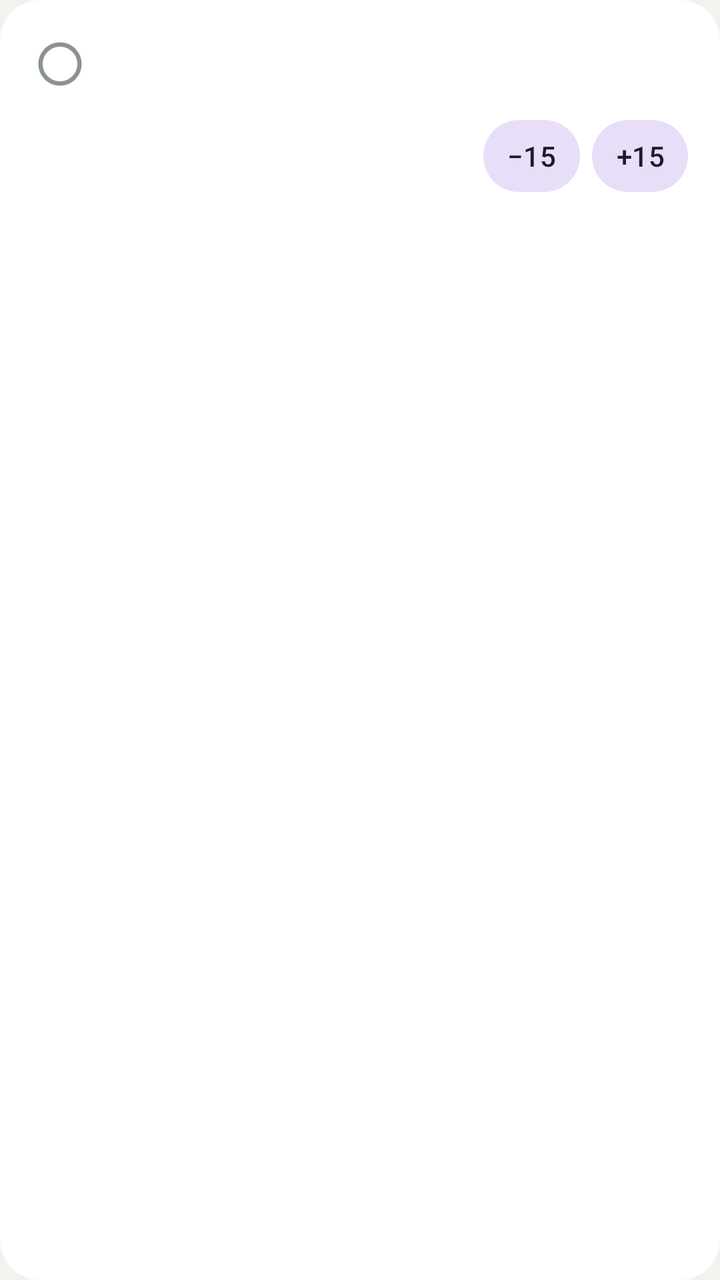
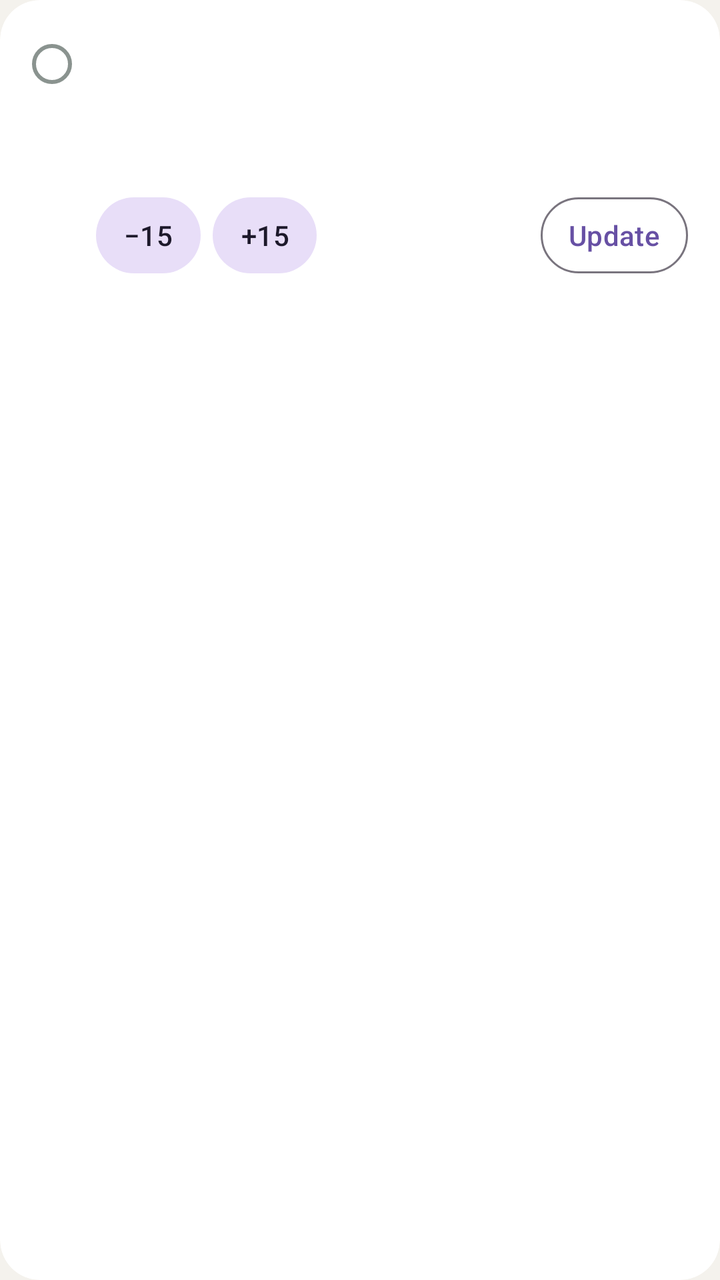

Two renders of the same Android screen: before a commit and after it. Below are the layout's source before the change and the commit's diff.
<!-- AndroidManifest.xml: application theme Theme.Notelet -->
<!-- res/layout/item_note.xml -->
<?xml version="1.0" encoding="utf-8"?>
<com.google.android.material.card.MaterialCardView xmlns:android="http://schemas.android.com/apk/res/android"
    xmlns:app="http://schemas.android.com/apk/res-auto"
    style="?attr/materialCardViewFilledStyle"
    android:layout_width="match_parent"
    android:layout_height="wrap_content"
    android:layout_marginBottom="10dp"
    app:cardBackgroundColor="@color/nl_card"
    app:cardCornerRadius="20dp"
    app:cardElevation="0dp"
    app:strokeWidth="0dp">

    <LinearLayout
        android:layout_width="match_parent"
        android:layout_height="wrap_content"
        android:orientation="vertical"
        android:paddingStart="6dp"
        android:paddingTop="8dp"
        android:paddingEnd="16dp"
        android:paddingBottom="10dp">

        <LinearLayout
            android:layout_width="match_parent"
            android:layout_height="wrap_content"
            android:gravity="center_vertical"
            android:orientation="horizontal">

            <ImageView
                android:id="@+id/check"
                android:layout_width="48dp"
                android:layout_height="48dp"
                android:background="?attr/selectableItemBackgroundBorderless"
                android:contentDescription="@string/mark_done"
                android:padding="11dp"
                android:src="@drawable/ic_task_open" />

            <LinearLayout
                android:layout_width="0dp"
                android:layout_height="wrap_content"
                android:layout_marginStart="2dp"
                android:layout_weight="1"
                android:orientation="vertical">

                <TextView
                    android:id="@+id/title"
                    android:layout_width="match_parent"
                    android:layout_height="wrap_content"
                    android:ellipsize="end"
                    android:maxLines="2"
                    android:textAppearance="?attr/textAppearanceTitleMedium" />

                <TextView
                    android:id="@+id/details"
                    android:layout_width="match_parent"
                    android:layout_height="wrap_content"
                    android:layout_marginTop="2dp"
                    android:ellipsize="end"
                    android:maxLines="3"
                    android:textAppearance="?attr/textAppearanceBodyMedium"
                    android:textColor="@color/nl_text_secondary" />
            </LinearLayout>
        </LinearLayout>

        <LinearLayout
            android:id="@+id/time_row"
            android:layout_width="match_parent"
            android:layout_height="wrap_content"
            android:layout_marginTop="4dp"
            android:gravity="center_vertical"
            android:orientation="horizontal"
            android:paddingStart="50dp">

            <TextView
                android:id="@+id/reminder"
                android:layout_width="0dp"
                android:layout_height="wrap_content"
                android:layout_weight="1"
                android:textAppearance="?attr/textAppearanceLabelLarge"
                android:textColor="@color/nl_accent" />

            <Button
                android:id="@+id/earlier"
                style="@style/Widget.Material3.Button.TonalButton"
                android:layout_width="wrap_content"
                android:layout_height="36dp"
                android:layout_marginStart="8dp"
                android:contentDescription="@string/earlier_desc"
                android:insetTop="0dp"
                android:insetBottom="0dp"
                android:minWidth="0dp"
                android:minHeight="0dp"
                android:paddingStart="12dp"
                android:paddingEnd="12dp"
                android:text="@string/earlier_15" />

            <Button
                android:id="@+id/later"
                style="@style/Widget.Material3.Button.TonalButton"
                android:layout_width="wrap_content"
                android:layout_height="36dp"
                android:layout_marginStart="6dp"
                android:contentDescription="@string/later_desc"
                android:insetTop="0dp"
                android:insetBottom="0dp"
                android:minWidth="0dp"
                android:minHeight="0dp"
                android:paddingStart="12dp"
                android:paddingEnd="12dp"
                android:text="@string/later_15" />
        </LinearLayout>
    </LinearLayout>
</com.google.android.material.card.MaterialCardView>
<!-- resources referenced by this layout -->
<resources>
  <color name="nl_accent">#2C6E63</color>
  <color name="nl_card">#FFFFFF</color>
  <color name="nl_text_secondary">#5A6360</color>
  <!-- drawable ic_task_open (drawable) -->
  <?xml version="1.0" encoding="utf-8"?>
  <vector xmlns:android="http://schemas.android.com/apk/res/android"
      android:width="24dp"
      android:height="24dp"
      android:viewportWidth="24"
      android:viewportHeight="24">
      <path
          android:pathData="M3,12a9,9 0 1,0 18,0a9,9 0 1,0 -18,0Z"
          android:strokeWidth="2"
          android:strokeColor="@color/nl_outline" />
  </vector>
  <string name="earlier_15">−15</string>
  <string name="earlier_desc">Pop up 15 minutes earlier</string>
  <string name="later_15">+15</string>
  <string name="later_desc">Pop up 15 minutes later</string>
  <string name="mark_done">Done</string>
  <style name="Theme.Notelet" parent="Theme.Material3.DayNight.NoActionBar">
          <item name="android:windowBackground">@color/nl_background</item>
          <item name="android:statusBarColor">@color/nl_background</item>
          <item name="android:navigationBarColor">@color/nl_background</item>
          <item name="android:windowLightStatusBar">@bool/nl_light_bars</item>
          <item name="android:windowLightNavigationBar" tools:targetApi="27">@bool/nl_light_bars</item>
          <item name="android:windowOptOutEdgeToEdgeEnforcement" tools:targetApi="35">true</item>
      </style>
  <color name="nl_outline">#8A938F</color>
  <color name="nl_background">#F4F2ED</color>
</resources>

<!-- the commit's change to res/layout/item_note.xml (unified diff, before → after) -->
@@ -15,98 +15,137 @@
         android:layout_height="wrap_content"
         android:orientation="vertical"
         android:paddingStart="6dp"
-        android:paddingTop="8dp"
+        android:paddingTop="12dp"
         android:paddingEnd="16dp"
-        android:paddingBottom="10dp">
+        android:paddingBottom="12dp">
+
+        <LinearLayout
+            android:id="@+id/history"
+            android:layout_width="match_parent"
+            android:layout_height="wrap_content"
+            android:orientation="vertical"
+            android:visibility="gone" />
 
         <LinearLayout
             android:layout_width="match_parent"
             android:layout_height="wrap_content"
-            android:gravity="center_vertical"
             android:orientation="horizontal">
 
-            <ImageView
-                android:id="@+id/check"
-                android:layout_width="48dp"
-                android:layout_height="48dp"
-                android:background="?attr/selectableItemBackgroundBorderless"
-                android:contentDescription="@string/mark_done"
-                android:padding="11dp"
-                android:src="@drawable/ic_task_open" />
+            <LinearLayout
+                android:layout_width="40dp"
+                android:layout_height="wrap_content"
+                android:gravity="center_horizontal"
+                android:orientation="vertical">
+
+                <View
+                    android:id="@+id/line_in"
+                    android:layout_width="2dp"
+                    android:layout_height="4dp"
+                    android:background="@color/nl_timeline"
+                    android:visibility="gone" />
+
+                <ImageView
+                    android:id="@+id/check"
+                    android:layout_width="40dp"
+                    android:layout_height="40dp"
+                    android:background="?attr/selectableItemBackgroundBorderless"
+                    android:contentDescription="@string/mark_done"
+                    android:padding="8dp"
+                    android:src="@drawable/ic_task_open" />
+            </LinearLayout>
 
             <LinearLayout
                 android:layout_width="0dp"
                 android:layout_height="wrap_content"
                 android:layout_marginStart="2dp"
                 android:layout_weight="1"
-                android:orientation="vertical">
+                android:orientation="vertical"
+                android:paddingTop="9dp">
 
                 <TextView
                     android:id="@+id/title"
                     android:layout_width="match_parent"
                     android:layout_height="wrap_content"
                     android:ellipsize="end"
-                    android:maxLines="2"
+                    android:maxLines="4"
                     android:textAppearance="?attr/textAppearanceTitleMedium" />
 
                 <TextView
                     android:id="@+id/details"
                     android:layout_width="match_parent"
                     android:layout_height="wrap_content"
-                    android:layout_marginTop="2dp"
+                    android:layout_marginTop="3dp"
                     android:ellipsize="end"
-                    android:maxLines="3"
+                    android:maxLines="6"
                     android:textAppearance="?attr/textAppearanceBodyMedium"
                     android:textColor="@color/nl_text_secondary" />
+
+                <TextView
+                    android:id="@+id/reminder"
+                    android:layout_width="match_parent"
+                    android:layout_height="wrap_content"
+                    android:layout_marginTop="5dp"
+                    android:textAppearance="?attr/textAppearanceLabelLarge"
+                    android:textColor="@color/nl_accent" />
             </LinearLayout>
         </LinearLayout>
 
         <LinearLayout
-            android:id="@+id/time_row"
+            android:id="@+id/buttons"
             android:layout_width="match_parent"
             android:layout_height="wrap_content"
-            android:layout_marginTop="4dp"
+            android:layout_marginTop="10dp"
             android:gravity="center_vertical"
             android:orientation="horizontal"
-            android:paddingStart="50dp">
-
-            <TextView
-                android:id="@+id/reminder"
-                android:layout_width="0dp"
-                android:layout_height="wrap_content"
-                android:layout_weight="1"
-                android:textAppearance="?attr/textAppearanceLabelLarge"
-                android:textColor="@color/nl_accent" />
+            android:paddingStart="42dp">
 
             <Button
                 android:id="@+id/earlier"
                 style="@style/Widget.Material3.Button.TonalButton"
                 android:layout_width="wrap_content"
-                android:layout_height="36dp"
-                android:layout_marginStart="8dp"
+                android:layout_height="38dp"
                 android:contentDescription="@string/earlier_desc"
                 android:insetTop="0dp"
                 android:insetBottom="0dp"
                 android:minWidth="0dp"
                 android:minHeight="0dp"
-                android:paddingStart="12dp"
-                android:paddingEnd="12dp"
+                android:paddingStart="14dp"
+                android:paddingEnd="14dp"
                 android:text="@string/earlier_15" />
 
             <Button
                 android:id="@+id/later"
                 style="@style/Widget.Material3.Button.TonalButton"
                 android:layout_width="wrap_content"
-                android:layout_height="36dp"
+                android:layout_height="38dp"
                 android:layout_marginStart="6dp"
                 android:contentDescription="@string/later_desc"
                 android:insetTop="0dp"
                 android:insetBottom="0dp"
                 android:minWidth="0dp"
                 android:minHeight="0dp"
-                android:paddingStart="12dp"
-                android:paddingEnd="12dp"
+                android:paddingStart="14dp"
+                android:paddingEnd="14dp"
                 android:text="@string/later_15" />
+
+            <Space
+                android:layout_width="0dp"
+                android:layout_height="1dp"
+                android:layout_weight="1" />
+
+            <Button
+                android:id="@+id/update"
+                style="@style/Widget.Material3.Button.OutlinedButton"
+                android:layout_width="wrap_content"
+                android:layout_height="38dp"
+                android:contentDescription="@string/update_desc"
+                android:insetTop="0dp"
+                android:insetBottom="0dp"
+                android:minWidth="0dp"
+                android:minHeight="0dp"
+                android:paddingStart="14dp"
+                android:paddingEnd="14dp"
+                android:text="@string/update" />
         </LinearLayout>
     </LinearLayout>
 </com.google.android.material.card.MaterialCardView>
<!-- resource entries referenced after the edit -->
@@ -3,6 +3,7 @@
   <color name="nl_accent">#2C6E63</color>
   <color name="nl_card">#FFFFFF</color>
   <color name="nl_text_secondary">#5A6360</color>
+  <color name="nl_timeline">#A9CFC5</color>
   <!-- drawable ic_task_open (drawable) -->
   <?xml version="1.0" encoding="utf-8"?>
   <vector xmlns:android="http://schemas.android.com/apk/res/android"
@@ -20,6 +21,8 @@
   <string name="later_15">+15</string>
   <string name="later_desc">Pop up 15 minutes later</string>
   <string name="mark_done">Done</string>
+  <string name="update">Update</string>
+  <string name="update_desc">Add an update to this task</string>
   <style name="Theme.Notelet" parent="Theme.Material3.DayNight.NoActionBar">
           <item name="android:windowBackground">@color/nl_background</item>
           <item name="android:statusBarColor">@color/nl_background</item>
